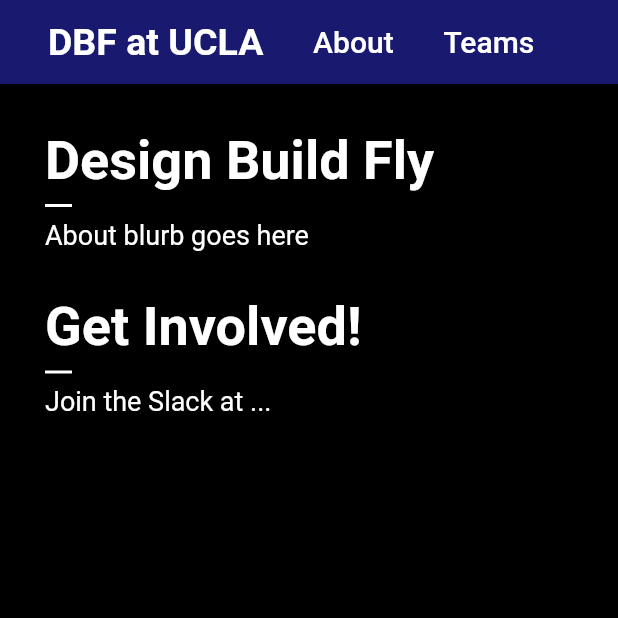
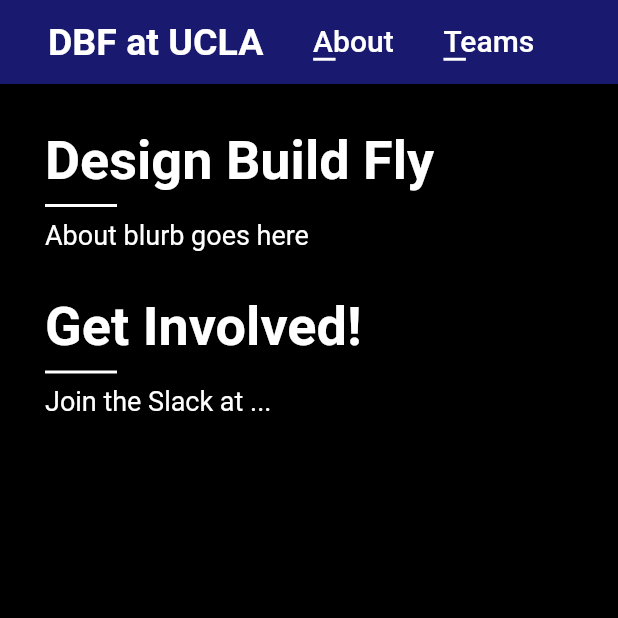
Before and after one commit to DBFatUCLA/DBFatUCLA1, a Flutter app: the DBFAboutPage screen opened by its route, on a phone screen of 412 x 824 dp, the top half of it. Run offline on Flutter 3.47's test engine with Material 2 defaults, Android fonts, the phone set to English and light mode, and no system bars; Roboto replaces fonts that are missing (Montserrat).

Commit message:
Updated header's buttons to take up the full height. About page has longer underline.

```diff
--- a/lib/DBFAboutPage.dart
+++ b/lib/DBFAboutPage.dart
@@ -33,7 +33,7 @@
           ),
           Separator(
             color: color,
-            length: 18.0
+            length: 48.0
           ),
           SelectableText(
             description,
--- a/lib/DBFAppBar.dart
+++ b/lib/DBFAppBar.dart
@@ -3,8 +3,9 @@
 class DBFAppBar extends StatefulWidget implements PreferredSizeWidget
 {
   final String _title;
-  static Color text_color = Colors.white;
-  static Color midnight_blue = Color.fromRGBO(25, 25, 112, 1.0);
+  static Color _text_color = Colors.white;
+  static Color _midnight_blue = Color.fromRGBO(25, 25, 112, 1.0);
+  static Color _splash_color = Color.fromRGBO(255, 255, 255, 0.25);
   static String _font = 'Montserrat';
   final String _route;
 
@@ -18,18 +19,25 @@
         super(key: key);
 
   @override _DBFAppBarState
-  createState() => _DBFAppBarState();
+  createState() => _DBFAppBarState(preferredSize.height);
 }
 
 class _DBFAppBarState extends State<DBFAppBar>
 {
+  double _height;
+  _DBFAppBarState(double height) : _height = height;
+
   Widget
   _compose_appbar_options(BuildContext context, String option, String route)
   {
-    return UnconstrainedBox(
+    return Container(
+      height: _height,
+      alignment: Alignment.center,
       child: FlatButton(
+        splashColor: DBFAppBar._splash_color,
         child: Column(
           crossAxisAlignment: CrossAxisAlignment.start,
+          mainAxisAlignment: MainAxisAlignment.center,
           children: <Widget> [
             Text(
               option,
@@ -39,6 +47,11 @@
                 color: Colors.white
               ),
             ),
+            Container(
+              height: 2.0,
+              width: 15.0,
+              color: Colors.white
+            )
           ]
         ),
         onPressed: ()
@@ -58,13 +71,15 @@
   {
     return AppBar(
       automaticallyImplyLeading: false,
-      backgroundColor: DBFAppBar.midnight_blue,
-      title: Row(
-        crossAxisAlignment: CrossAxisAlignment.start,
+      backgroundColor: DBFAppBar._midnight_blue,
+      title: Container(
+        child: Row(
           children: <Widget> [
-          FlatButton(
-            textColor: DBFAppBar.text_color,
+            Container(
+              child: FlatButton(
+                textColor: DBFAppBar._text_color,
                 hoverColor: Colors.transparent,
+                splashColor: DBFAppBar._splash_color,
                 onPressed: ()
                 {
                   Navigator.popUntil(context, ModalRoute.withName('/'));
@@ -78,10 +93,14 @@
                   ),
                 )
               ),
+              height: _height
+            ),
             _compose_appbar_options(context, 'About', '/about'),
             _compose_appbar_options(context, 'Teams', '/teams'),
           ]
         ),
+        height: _height,
+      ),
     );
   }
 }
```
Lines whose indentation alone changed are shown as unchanged.
